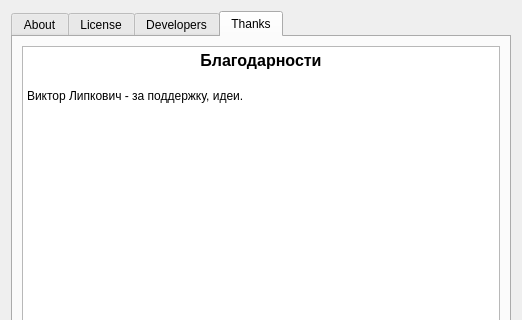
Before: the Qt Designer form src/gui/dialogs/about/about.ui in axsapronov/QSopherim, drawn with Qt 5; both pictures show x 0 to 522 and y 0 to 320 of the 522 by 509 pixel window.
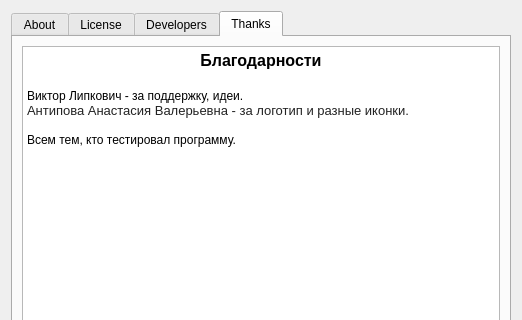
After: the same form once the commit is applied. The open tabs and pages were chosen to show the change. Icons and pictures are not drawn.

What changed in the file:
```diff
--- a/src/gui/dialogs/about/about.ui
+++ b/src/gui/dialogs/about/about.ui
@@ -252,7 +252,9 @@
 &lt;p align=&quot;center&quot; style=&quot; margin-top:0px; margin-bottom:0px; margin-left:0px; margin-right:0px; -qt-block-indent:0; text-indent:0px;&quot;&gt;&lt;span style=&quot; font-size:12pt; font-weight:600;&quot;&gt;Благодарности&lt;/span&gt;&lt;/p&gt;
 &lt;p align=&quot;center&quot; style=&quot;-qt-paragraph-type:empty; margin-top:0px; margin-bottom:0px; margin-left:0px; margin-right:0px; -qt-block-indent:0; text-indent:0px; font-size:12pt; font-weight:600;&quot;&gt;&lt;br /&gt;&lt;/p&gt;
 &lt;p style=&quot; margin-top:0px; margin-bottom:0px; margin-left:0px; margin-right:0px; -qt-block-indent:0; text-indent:0px;&quot;&gt;Виктор Липкович - за поддержку, идеи.&lt;/p&gt;
-&lt;p style=&quot;-qt-paragraph-type:empty; margin-top:0px; margin-bottom:0px; margin-left:0px; margin-right:0px; -qt-block-indent:0; text-indent:0px;&quot;&gt;&lt;br /&gt;&lt;/p&gt;
+&lt;p style=&quot; margin-top:0px; margin-bottom:0px; margin-left:0px; margin-right:0px; -qt-block-indent:0; text-indent:0px;&quot;&gt;&lt;span style=&quot; font-family:'arial,sans-serif'; font-size:13px; color:#222222; background-color:#ffffff;&quot;&gt;Антипова Анастасия Валерьевна - за логотип и разные иконки.&lt;/span&gt;&lt;/p&gt;
+&lt;p style=&quot;-qt-paragraph-type:empty; margin-top:0px; margin-bottom:0px; margin-left:0px; margin-right:0px; -qt-block-indent:0; text-indent:0px; font-family:'arial,sans-serif'; font-size:13px; color:#222222;&quot;&gt;&lt;br /&gt;&lt;/p&gt;
+&lt;p style=&quot; margin-top:0px; margin-bottom:0px; margin-left:0px; margin-right:0px; -qt-block-indent:0; text-indent:0px;&quot;&gt;Всем тем, кто тестировал программу.&lt;/p&gt;
 &lt;p style=&quot;-qt-paragraph-type:empty; margin-top:0px; margin-bottom:0px; margin-left:0px; margin-right:0px; -qt-block-indent:0; text-indent:0px;&quot;&gt;&lt;br /&gt;&lt;/p&gt;&lt;/td&gt;&lt;/tr&gt;&lt;/table&gt;&lt;/body&gt;&lt;/html&gt;</string>
          </property>
         </widget>
```
